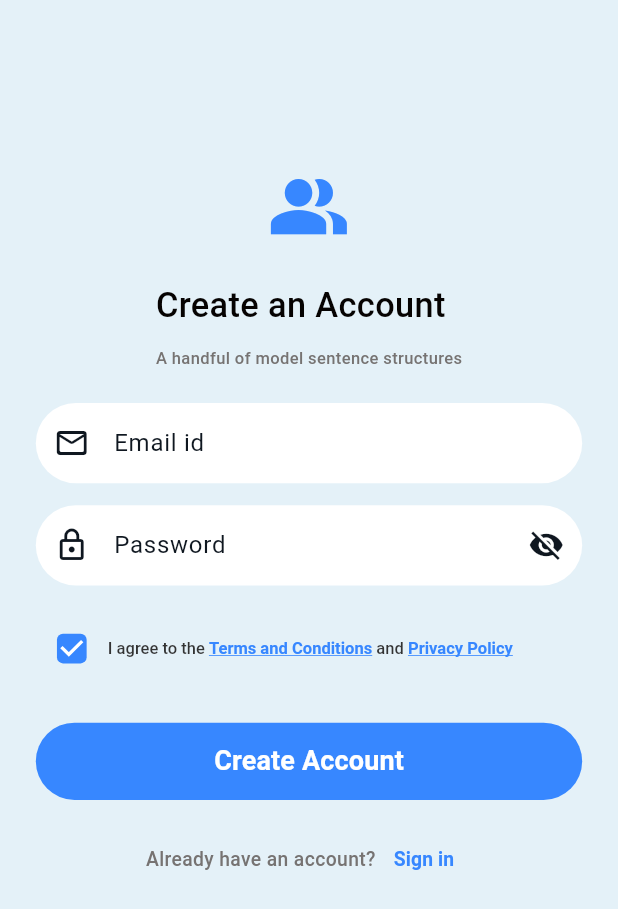
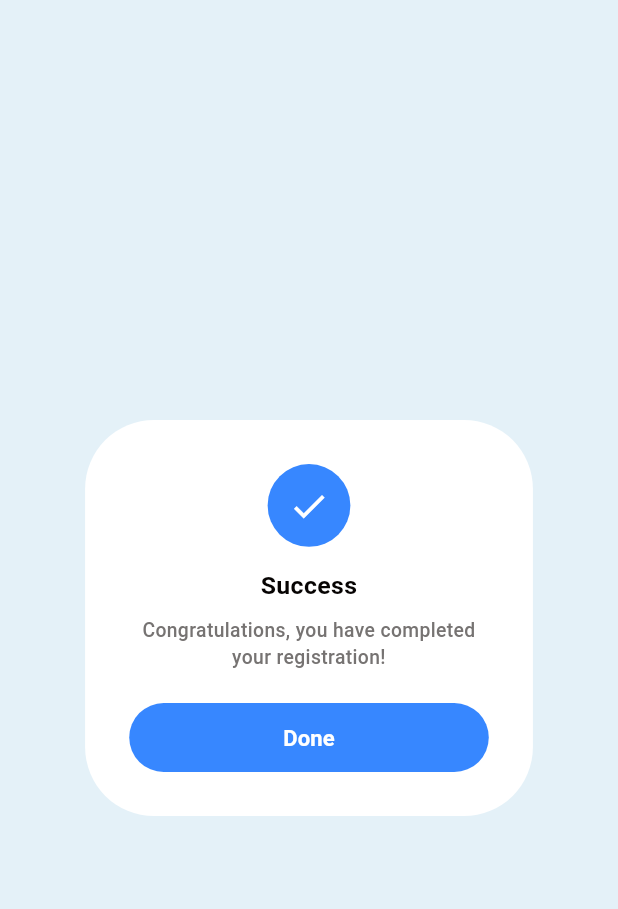
Before and after one commit to Syed-Ameen-Gillani/NTS-PSC-App, a Flutter app: the screen it shows after launch, on a phone screen of 412 x 824 dp. Shown: the top 909 px of the screen. Run offline on Flutter 3.47's test engine with Material 3 defaults, Android fonts, the phone set to English and light mode, and no system bars; our stand-ins replace flutter_riverpod, flutter_screenutil, flutter_svg, go_router; Roboto replaces fonts that are missing (DM Sans).

Commit message:
registration_success screen added

```diff
--- /dev/null
+++ b/lib/features/authentication/presentation/pages/registration_success_modal.dart
@@ -0,0 +1,107 @@
+import 'package:flutter/material.dart';
+import 'package:flutter_screenutil/flutter_screenutil.dart';
+import 'package:nts_psc_app/core/theme/app_colors.dart';
+import 'package:nts_psc_app/core/theme/app_text_styles.dart';
+
+class RegistrationSuccessModal extends StatelessWidget {
+  final VoidCallback onDonePressed;
+
+  const RegistrationSuccessModal({
+    super.key,
+    required this.onDonePressed,
+  });
+
+  @override
+  Widget build(BuildContext context) {
+    // Access theme colors semantically
+    final Color primaryColor = Theme.of(context).colorScheme.primary;
+    // We use the theme's default scaffold background for the screen (light gray-blue)
+    final Color screenBgColor = Theme.of(context).colorScheme.surface;
+    // We use the theme's surface color for the inner card (white/off-white)
+    final Color cardSurfaceColor = Theme.of(context).scaffoldBackgroundColor;
+    final Color textColor = AppColors.onBackground;
+
+    return Scaffold(
+      // 1. SCREEN BACKGROUND: Use the theme's default background color (light gray-blue)
+      backgroundColor: screenBgColor,
+      body: Center(
+        child: Container(
+          width: 300.w,
+          padding: EdgeInsets.all(32.r),
+          decoration: BoxDecoration(
+            // 2. CARD BACKGROUND: Use the theme's surface color (white/off-white)
+            color: cardSurfaceColor,
+            borderRadius: BorderRadius.circular(50.r),
+
+          ),
+          child: Column(
+            mainAxisSize: MainAxisSize.min,
+            children: [
+              // 3. Icon
+              CircleAvatar(
+                radius: 30.r,
+                backgroundColor: primaryColor,
+                child: Icon(
+                  Icons.check,
+                  color: Colors.white,
+                  size: 30.sp,
+                ),
+              ),
+
+              SizedBox(height: 16.h),
+
+              // 4. Title Text
+              Text(
+                'Success',
+                textAlign: TextAlign.center,
+                style: AppTextStyles.dmSans500med24.copyWith(
+                  color: textColor,
+                  fontSize: 18.sp,
+                  fontWeight: FontWeight.w700,
+                ),
+              ),
+
+              SizedBox(height: 8.h),
+
+              // 5. Subtitle Text
+              Text(
+                'Congratulations, you have completed your registration!',
+                textAlign: TextAlign.center,
+                style: AppTextStyles.dmSans500med12.copyWith(
+                  color: AppColors.grey500,
+                  fontSize: 14.sp,
+                ),
+              ),
+
+              SizedBox(height: 24.h),
+
+              // 6. Done Button
+              SizedBox(
+                width: double.infinity,
+                height: 50.h,
+                child: ElevatedButton(
+                  onPressed: onDonePressed,
+                  style: ElevatedButton.styleFrom(
+                    backgroundColor: primaryColor,
+                    shape: RoundedRectangleBorder(
+                      borderRadius: BorderRadius.circular(50.r),
+                    ),
+                    elevation: 0,
+                  ),
+                  child: Text(
+                    'Done',
+                    style: AppTextStyles.dmSans500med12.copyWith(
+                      color: Colors.white,
+                      fontSize: 16.sp,
+                      fontWeight: FontWeight.bold,
+                    ),
+                  ),
+                ),
+              ),
+            ],
+          ),
+        ),
+      ),
+    );
+  }
+}
--- a/lib/main.dart
+++ b/lib/main.dart
@@ -1,10 +1,10 @@
-
 import 'package:flutter/material.dart';
 import 'package:flutter_riverpod/flutter_riverpod.dart';
 import 'package:flutter_screenutil/flutter_screenutil.dart';
 import 'package:nts_psc_app/config/routes/go_router.dart';
 import 'package:nts_psc_app/core/theme/app_theme.dart';
 import 'package:nts_psc_app/features/authentication/presentation/pages/login_page.dart';
+import 'package:nts_psc_app/features/authentication/presentation/pages/registration_success_modal.dart';
 import 'package:nts_psc_app/features/authentication/presentation/pages/signup_create_account_screen.dart';
 import 'package:nts_psc_app/features/onboarding/presentation/screens/onboarding_screen_1.dart';
 import 'package:nts_psc_app/features/onboarding/presentation/screens/onboarding_screen_2.dart';
@@ -14,7 +14,6 @@ import 'package:nts_psc_app/features/onboarding/presentation/screens/onboarding_
 import 'package:nts_psc_app/features/onboarding/presentation/screens/onboarding_screen_6.dart';
 import 'package:nts_psc_app/features/onboarding/presentation/screens/welcome_role_screen.dart';
 import 'package:nts_psc_app/features/splash/splash_screen.dart';
-
 
 // void main() {
 //   runApp(const ProviderScope(child: MyApp()));
@@ -44,10 +43,6 @@ import 'package:nts_psc_app/features/splash/splash_screen.dart';
 //   }
 // }
 
-
-
-
-
 //temporary main.dart without go_router, so that onboarding screens can be tested directly
 
 //lib/main.dart (Temporary Testing Setup)
@@ -61,7 +56,6 @@ class MyApp extends ConsumerWidget {
 
   @override
   Widget build(BuildContext context, WidgetRef ref) {
-
     return ScreenUtilInit(
       designSize: const Size(414, 896),
       minTextAdapt: true,
@@ -75,7 +69,20 @@ class MyApp extends ConsumerWidget {
         );
       },
 
-      child: const SignupCreateAccountScreen(),
+      child: RegistrationSuccessModal(
+        // the positional argument required is the function (VoidCallback)
+        onDonePressed: () {
+          // we can navigate away from this screen
+        },
+      ),
     );
   }
 }
+
+
+// registrationsuccessmodel screen needs voidCallBack positional arugment
+// to call it:
+//            child: RegistrationSuccessModal(
+//              onDonePressed: (){}
+//
+//   )
```
